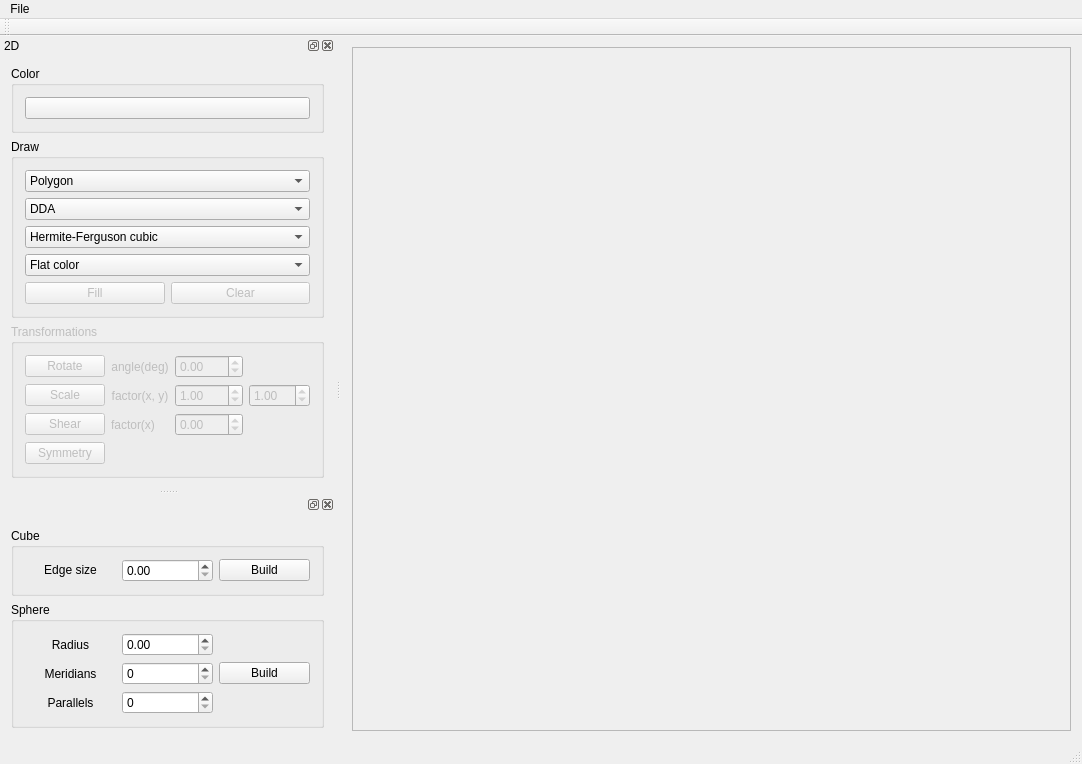
Old version of the form src/ImageViewer.ui in the repository KeepStraigh-T/cviko2-DDA-Bresenham.
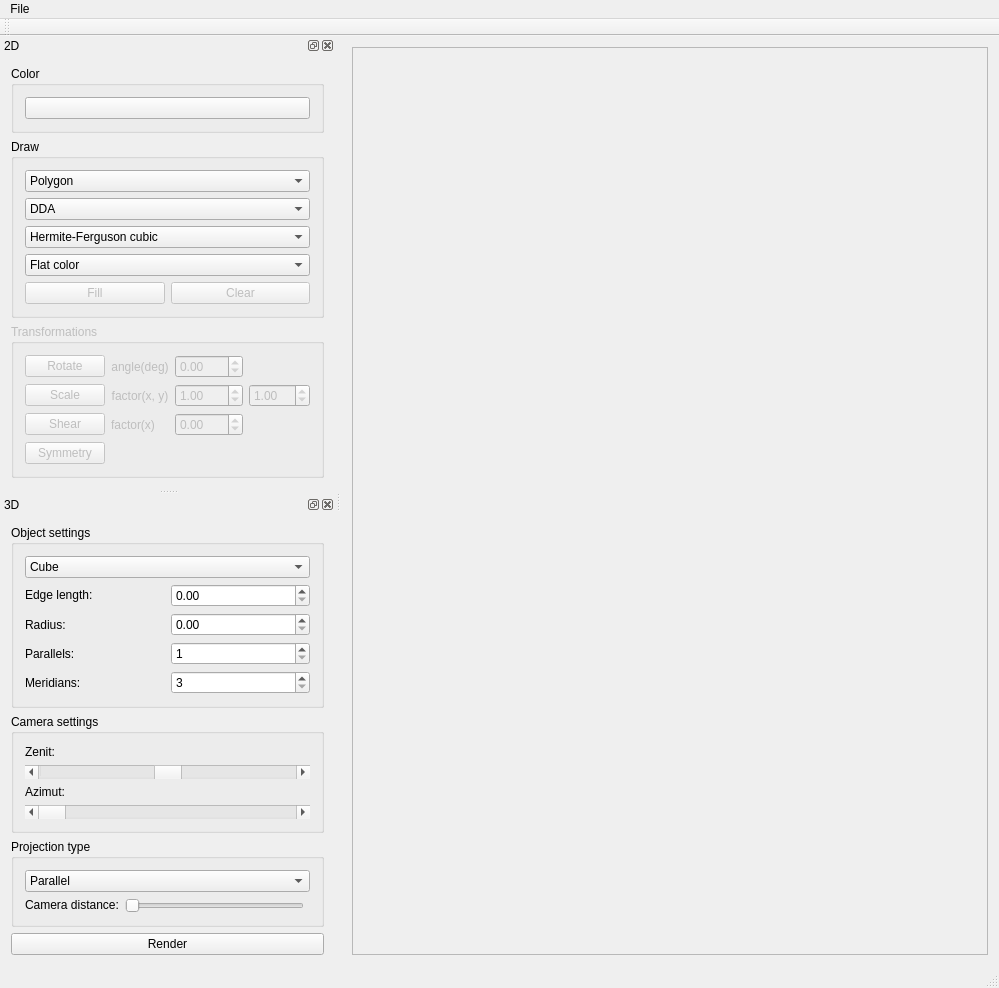
New version of the form.

Commit message: Add parellel and central projections

What changed in the file:
```diff
--- a/src/ImageViewer.ui
+++ b/src/ImageViewer.ui
@@ -6,16 +6,16 @@
    <rect>
     <x>0</x>
     <y>0</y>
-    <width>1082</width>
-    <height>764</height>
+    <width>999</width>
+    <height>971</height>
    </rect>
   </property>
   <property name="windowTitle">
    <string>ImageViewer</string>
   </property>
   <widget class="QWidget" name="centralWidget">
-   <layout class="QVBoxLayout" name="verticalLayout_3">
-    <item>
+   <layout class="QGridLayout" name="gridLayout_5">
+    <item row="0" column="0">
      <widget class="QScrollArea" name="scrollArea">
       <property name="enabled">
        <bool>true</bool>
@@ -37,8 +37,8 @@
         <rect>
          <x>0</x>
          <y>0</y>
-         <width>754</width>
-         <height>689</height>
+         <width>671</width>
+         <height>896</height>
         </rect>
        </property>
       </widget>
@@ -353,6 +353,9 @@
    </widget>
   </widget>
   <widget class="QDockWidget" name="dockWidget_2">
+   <property name="windowTitle">
+    <string>3D</string>
+   </property>
    <attribute name="dockWidgetArea">
     <number>1</number>
    </attribute>
@@ -372,32 +375,36 @@
       </spacer>
      </item>
      <item>
-      <widget class="QGroupBox" name="groupBox_4">
+      <widget class="QGroupBox" name="groupBox_5">
+       <property name="title">
+        <string>Object settings</string>
+       </property>
+       <layout class="QGridLayout" name="gridLayout_4">
+        <item row="0" column="0" colspan="2">
+         <widget class="QComboBox" name="CB_Object">
        <property name="sizePolicy">
-        <sizepolicy hsizetype="Preferred" vsizetype="Preferred">
+           <sizepolicy hsizetype="Preferred" vsizetype="Fixed">
          <horstretch>0</horstretch>
          <verstretch>0</verstretch>
         </sizepolicy>
        </property>
-       <property name="title">
+          <item>
+           <property name="text">
         <string>Cube</string>
        </property>
-       <layout class="QGridLayout" name="gridLayout_3">
-        <item row="0" column="2">
-         <widget class="QPushButton" name="PB_BuildCube">
-          <property name="enabled">
-           <bool>true</bool>
-          </property>
+          </item>
+          <item>
           <property name="text">
-           <string>Build</string>
-          </property>
-          <property name="checkable">
-           <bool>false</bool>
-          </property>
+            <string>Sphere</string>
+           </property>
+          </item>
          </widget>
         </item>
-        <item row="0" column="0">
+        <item row="2" column="0">
          <widget class="QLabel" name="labelCubeLength">
+          <property name="enabled">
+           <bool>true</bool>
+          </property>
           <property name="sizePolicy">
            <sizepolicy hsizetype="Minimum" vsizetype="Fixed">
             <horstretch>0</horstretch>
@@ -405,31 +412,61 @@
            </sizepolicy>
           </property>
           <property name="text">
-           <string>Edge size</string>
+           <string>Edge length:</string>
           </property>
           <property name="alignment">
-           <set>Qt::AlignmentFlag::AlignCenter</set>
+           <set>Qt::AlignmentFlag::AlignLeading|Qt::AlignmentFlag::AlignLeft|Qt::AlignmentFlag::AlignVCenter</set>
           </property>
          </widget>
         </item>
-        <item row="0" column="1">
+        <item row="6" column="1">
+         <widget class="QSpinBox" name="SB_Meridians">
+          <property name="minimum">
+           <number>3</number>
+          </property>
+         </widget>
+        </item>
+        <item row="3" column="0">
+         <widget class="QLabel" name="labelRadius">
+          <property name="sizePolicy">
+           <sizepolicy hsizetype="Minimum" vsizetype="Minimum">
+            <horstretch>0</horstretch>
+            <verstretch>0</verstretch>
+           </sizepolicy>
+          </property>
+          <property name="text">
+           <string>Radius:</string>
+          </property>
+          <property name="alignment">
+           <set>Qt::AlignmentFlag::AlignLeading|Qt::AlignmentFlag::AlignLeft|Qt::AlignmentFlag::AlignVCenter</set>
+          </property>
+         </widget>
+        </item>
+        <item row="2" column="1">
          <widget class="QDoubleSpinBox" name="DSB_EdgeSize">
           <property name="maximum">
            <double>1000.000000000000000</double>
           </property>
          </widget>
         </item>
-       </layout>
-      </widget>
-     </item>
-     <item>
-      <widget class="QGroupBox" name="groupBox_5">
-       <property name="title">
-        <string>Sphere</string>
-       </property>
-       <layout class="QGridLayout" name="gridLayout_4">
-        <item row="0" column="0">
-         <widget class="QLabel" name="label">
+        <item row="6" column="0">
+         <widget class="QLabel" name="labelMeridians">
+          <property name="sizePolicy">
+           <sizepolicy hsizetype="Minimum" vsizetype="Minimum">
+            <horstretch>0</horstretch>
+            <verstretch>0</verstretch>
+           </sizepolicy>
+          </property>
+          <property name="text">
+           <string>Meridians:</string>
+          </property>
+          <property name="alignment">
+           <set>Qt::AlignmentFlag::AlignLeading|Qt::AlignmentFlag::AlignLeft|Qt::AlignmentFlag::AlignVCenter</set>
+          </property>
+         </widget>
+        </item>
+        <item row="4" column="0">
+         <widget class="QLabel" name="labelParallels">
           <property name="sizePolicy">
            <sizepolicy hsizetype="Minimum" vsizetype="Minimum">
             <horstretch>0</horstretch>
@@ -437,14 +474,14 @@
            </sizepolicy>
           </property>
           <property name="text">
-           <string>Radius</string>
+           <string>Parallels:</string>
           </property>
           <property name="alignment">
-           <set>Qt::AlignmentFlag::AlignCenter</set>
+           <set>Qt::AlignmentFlag::AlignLeading|Qt::AlignmentFlag::AlignLeft|Qt::AlignmentFlag::AlignVCenter</set>
           </property>
          </widget>
         </item>
-        <item row="0" column="1">
+        <item row="3" column="1">
          <widget class="QDoubleSpinBox" name="DSB_Radius">
           <property name="sizePolicy">
            <sizepolicy hsizetype="Minimum" vsizetype="Minimum">
@@ -457,42 +494,145 @@
           </property>
          </widget>
         </item>
-        <item row="1" column="2">
-         <widget class="QPushButton" name="PB_BuildSphere">
-          <property name="text">
-           <string>Build</string>
+        <item row="4" column="1">
+         <widget class="QSpinBox" name="SB_Parallels">
+          <property name="minimum">
+           <number>1</number>
           </property>
          </widget>
         </item>
-        <item row="1" column="0">
-         <widget class="QLabel" name="label_3">
+       </layout>
+      </widget>
+     </item>
+     <item>
+      <widget class="QGroupBox" name="groupBox_6">
+       <property name="title">
+        <string>Camera settings</string>
+       </property>
+       <layout class="QGridLayout" name="gridLayout_3">
+        <item row="3" column="0" colspan="3">
+         <widget class="QScrollBar" name="HSB_Azimut">
+          <property name="sizePolicy">
+           <sizepolicy hsizetype="Expanding" vsizetype="Fixed">
+            <horstretch>0</horstretch>
+            <verstretch>0</verstretch>
+           </sizepolicy>
+          </property>
+          <property name="minimum">
+           <number>0</number>
+          </property>
+          <property name="maximum">
+           <number>360</number>
+          </property>
+          <property name="orientation">
+           <enum>Qt::Orientation::Horizontal</enum>
+          </property>
+         </widget>
+        </item>
+        <item row="1" column="0" colspan="3">
+         <widget class="QScrollBar" name="HSB_Zenit">
+          <property name="sizePolicy">
+           <sizepolicy hsizetype="Expanding" vsizetype="Fixed">
+            <horstretch>0</horstretch>
+            <verstretch>0</verstretch>
+           </sizepolicy>
+          </property>
+          <property name="minimum">
+           <number>-90</number>
+          </property>
+          <property name="maximum">
+           <number>90</number>
+          </property>
+          <property name="orientation">
+           <enum>Qt::Orientation::Horizontal</enum>
+          </property>
+         </widget>
+        </item>
+        <item row="2" column="0">
+         <widget class="QLabel" name="label_5">
           <property name="text">
-           <string>Meridians</string>
+           <string>Azimut:</string>
           </property>
           <property name="alignment">
-           <set>Qt::AlignmentFlag::AlignCenter</set>
+           <set>Qt::AlignmentFlag::AlignLeading|Qt::AlignmentFlag::AlignLeft|Qt::AlignmentFlag::AlignVCenter</set>
           </property>
          </widget>
         </item>
-        <item row="3" column="0">
-         <widget class="QLabel" name="label_2">
+        <item row="0" column="0">
+         <widget class="QLabel" name="label_4">
           <property name="text">
-           <string>Parallels</string>
+           <string>Zenit:</string>
           </property>
           <property name="alignment">
-           <set>Qt::AlignmentFlag::AlignCenter</set>
+           <set>Qt::AlignmentFlag::AlignLeading|Qt::AlignmentFlag::AlignLeft|Qt::AlignmentFlag::AlignVCenter</set>
           </property>
          </widget>
         </item>
-        <item row="1" column="1">
-         <widget class="QSpinBox" name="PB_Meridians"/>
-        </item>
-        <item row="3" column="1">
-         <widget class="QSpinBox" name="PB_Parallels"/>
-        </item>
+       </layout>
+      </widget>
+     </item>
+     <item>
+      <widget class="QGroupBox" name="groupBox_4">
+       <property name="title">
+        <string>Projection type</string>
+       </property>
+       <layout class="QGridLayout" name="gridLayout_6">
+        <item row="0" column="0" colspan="3">
+         <widget class="QComboBox" name="CB_ProjType">
+          <item>
+           <property name="text">
+            <string>Parallel</string>
+           </property>
+          </item>
+          <item>
+           <property name="text">
+            <string>Central</string>
+           </property>
+          </item>
+         </widget>
+        </item>
+        <item row="2" column="0">
+         <widget class="QLabel" name="label_6">
+          <property name="enabled">
+           <bool>true</bool>
+          </property>
+          <property name="sizePolicy">
+           <sizepolicy hsizetype="Fixed" vsizetype="Fixed">
+            <horstretch>0</horstretch>
+            <verstretch>0</verstretch>
+           </sizepolicy>
+          </property>
+          <property name="text">
+           <string>Camera distance:</string>
+          </property>
+         </widget>
+        </item>
+        <item row="2" column="1">
+         <widget class="QSlider" name="HS_Distance">
+          <property name="maximum">
+           <number>1000</number>
+          </property>
+          <property name="orientation">
+           <enum>Qt::Orientation::Horizontal</enum>
+          </property>
+         </widget>
+        </item>
        </layout>
       </widget>
      </item>
+     <item>
+      <widget class="QPushButton" name="PB_RenderObject">
+       <property name="sizePolicy">
+        <sizepolicy hsizetype="Minimum" vsizetype="Minimum">
+         <horstretch>0</horstretch>
+         <verstretch>0</verstretch>
+        </sizepolicy>
+       </property>
+       <property name="text">
+        <string>Render</string>
+       </property>
+      </widget>
+     </item>
      <item>
       <spacer name="verticalSpacer_2">
        <property name="orientation">
@@ -514,7 +654,7 @@
     <rect>
      <x>0</x>
      <y>0</y>
-     <width>1082</width>
+     <width>999</width>
      <height>22</height>
     </rect>
    </property>
```
Left out of the diff: 3 changed lines with no effect on the pictures. Lines whose indentation alone changed are shown as unchanged. The commit also changes 10 other files.
